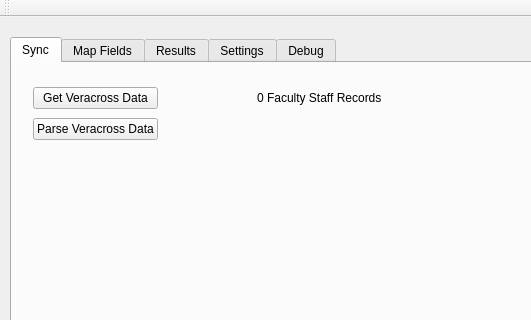
The window that QT/ADP/mainwindow.ui (beckf/vc-adp-sync) describes before a commit, drawn with Qt 5; both pictures show x 0 to 531 and y 0 to 320 of the 772 by 555 pixel window.
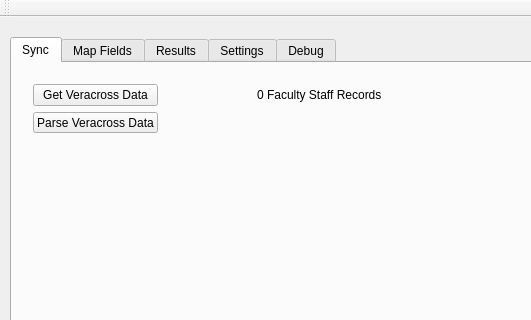
The same window after the commit.

The edit to the form file:
```diff
--- a/QT/ADP/mainwindow.ui
+++ b/QT/ADP/mainwindow.ui
@@ -49,7 +49,7 @@
         <x>10</x>
         <y>10</y>
         <width>371</width>
-        <height>81</height>
+        <height>71</height>
        </rect>
       </property>
       <layout class="QGridLayout" name="gridLayout">
```
